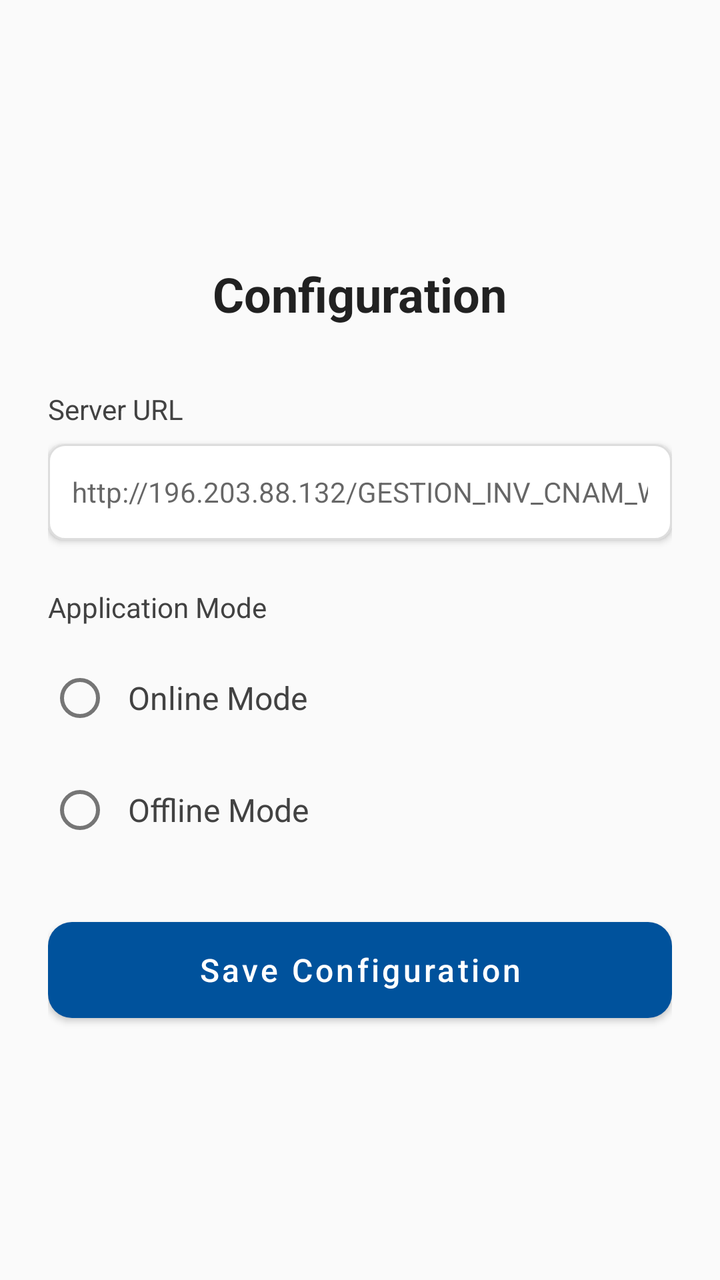
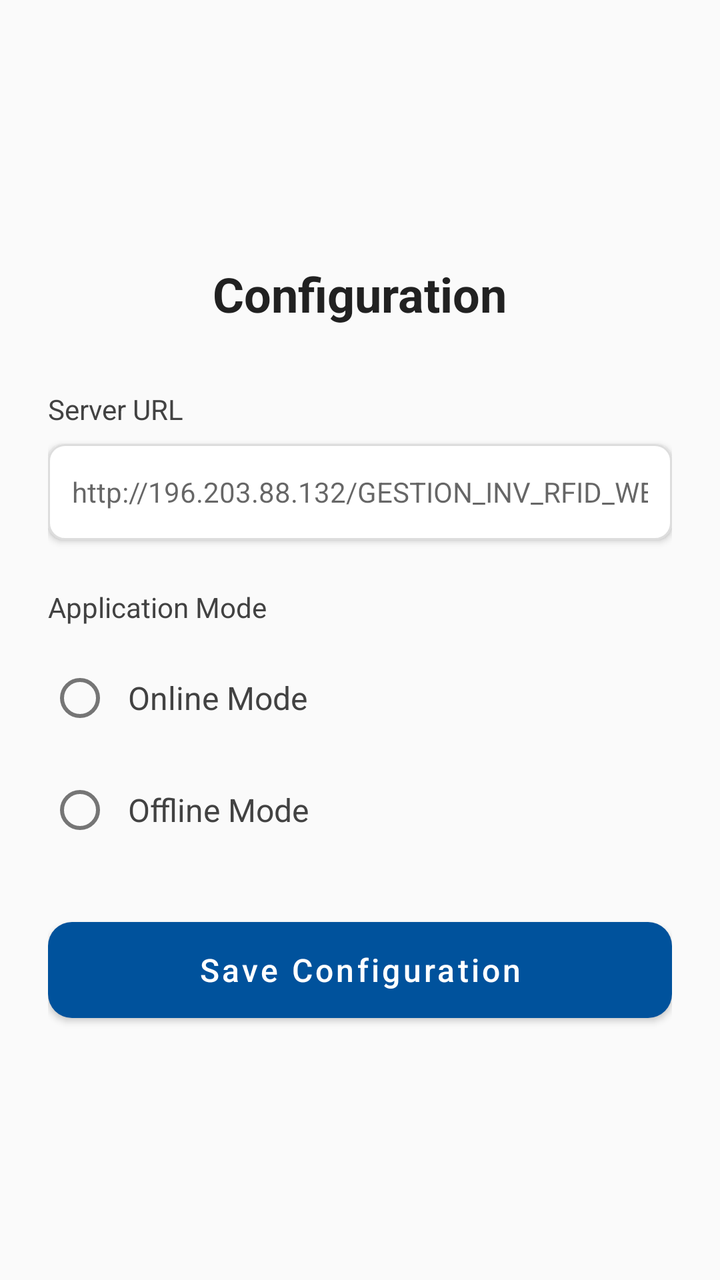

The first picture is an Android layout as it rendered before a commit; the second is the same layout after the commit. The layout source and the unified diff follow.
<!-- AndroidManifest.xml: application theme AppNewTheme -->
<!-- res/layout/activity_config.xml -->
<?xml version="1.0" encoding="utf-8"?>
<LinearLayout xmlns:android="http://schemas.android.com/apk/res/android"
    xmlns:tools="http://schemas.android.com/tools"
    android:layout_width="match_parent"
    android:layout_height="match_parent"
    android:orientation="vertical"
    android:padding="24dp"
    android:background="#FAFAFA"
    tools:context=".apps.ConfigActivity"
    android:gravity="center">

    <TextView
        android:layout_width="wrap_content"
        android:layout_height="wrap_content"
        android:text="Configuration"
        android:textColor="#212121"
        android:textSize="24sp"
        android:textStyle="bold"
        android:layout_marginBottom="32dp" />

    <TextView
        android:layout_width="wrap_content"
        android:layout_height="wrap_content"
        android:text="Server URL"
        android:textColor="#424242"
        android:textSize="14sp"
        android:layout_marginBottom="8dp"
        android:layout_gravity="start" />

    <EditText
        android:id="@+id/etServerUrl"
        android:layout_width="match_parent"
        android:layout_height="wrap_content"
        android:hint="http://196.203.88.132/GESTION_INV_CNAM_WEB/FR/"
        android:inputType="textUri"
        android:minHeight="48dp"
        android:padding="12dp"
        android:background="@drawable/edit_text_background"
        android:textColor="#212121"
        android:textSize="14sp"
        android:elevation="2dp"
        android:layout_marginBottom="24dp" />

    <TextView
        android:layout_width="wrap_content"
        android:layout_height="wrap_content"
        android:text="Application Mode"
        android:textColor="#424242"
        android:textSize="14sp"
        android:layout_marginBottom="12dp"
        android:layout_gravity="start" />

    <RadioGroup
        android:id="@+id/rgMode"
        android:layout_width="match_parent"
        android:layout_height="wrap_content"
        android:orientation="vertical"
        android:layout_marginBottom="32dp">

        <RadioButton
            android:id="@+id/rbOnline"
            android:layout_width="wrap_content"
            android:layout_height="wrap_content"
            android:text="Online Mode"
            android:textSize="16sp"
            android:textColor="#424242"
            android:padding="8dp"
            android:layout_marginBottom="8dp" />

        <RadioButton
            android:id="@+id/rbOffline"
            android:layout_width="wrap_content"
            android:layout_height="wrap_content"
            android:text="Offline Mode"
            android:textSize="16sp"
            android:textColor="#424242"
            android:padding="8dp" />

    </RadioGroup>

    <Button
        android:id="@+id/btnSave"
        android:layout_width="match_parent"
        android:layout_height="wrap_content"
        android:text="Save Configuration"
        android:textColor="#FFFFFF"
        android:textSize="16sp"
        android:minHeight="48dp"
        android:background="@drawable/btn_login_background"
        android:elevation="6dp" />

</LinearLayout>
<!-- resources referenced by this layout -->
<resources>
  <!-- drawable btn_login_background (drawable) -->
  <selector xmlns:android="http://schemas.android.com/apk/res/android">
      <item android:state_pressed="true">
          <shape android:shape="rectangle">
              <solid android:color="#303F9F" /> 
              <corners android:radius="12dp" />
          </shape>
      </item>
      <item>
          <shape android:shape="rectangle">
              <solid android:color="#3F51B5" /> 
              <corners android:radius="12dp" />
              <shadow
                  android:color="#66000000"
                  android:radius="4dp" />
          </shape>
      </item>
  </selector>
  <!-- drawable edit_text_background (drawable) -->
  <shape xmlns:android="http://schemas.android.com/apk/res/android" android:shape="rectangle">
      <solid android:color="#FFFFFF" />
      <corners android:radius="8dp" />
      <stroke android:width="1dp" android:color="#DDDDDD"/>
  </shape>
  <style name="AppNewTheme" parent="Theme.MaterialComponents.Light.NoActionBar">
          <item name="colorPrimary">@color/colorPrimary</item>
          <item name="colorPrimaryDark">@color/colorPrimaryDark</item>
          <item name="colorAccent">@color/colorPrimary</item>
          <item name="android:textAllCaps">false</item>
          <item name="windowActionBar">false</item>
          <item name="windowNoTitle">true</item>
          <item name="actionButtonStyle">@style/ActionButtonStyle</item>
          <item name="actionBarTabTextStyle">@style/ActionTabTextStyle</item>
      </style>
  <color name="colorPrimary">#00529c</color>
  <color name="colorPrimaryDark">#3F51B5</color>
  <style name="ActionButtonStyle">
          <item name="android:minWidth">0dp</item>
          <item name="android:paddingLeft">0dp</item>
          <item name="android:paddingRight">5dp</item>
      </style>
  <style name="ActionTabTextStyle">
          <item name="android:textAllCaps">false</item>
      </style>
</resources>

<!-- the commit's change to res/layout/activity_config.xml (unified diff, before → after) -->
@@ -31,7 +31,7 @@
         android:id="@+id/etServerUrl"
         android:layout_width="match_parent"
         android:layout_height="wrap_content"
-        android:hint="http://196.203.88.132/GESTION_INV_CNAM_WEB/FR/"
+        android:hint="http://196.203.88.132/GESTION_INV_RFID_WEB/FR/"
         android:inputType="textUri"
         android:minHeight="48dp"
         android:padding="12dp"
